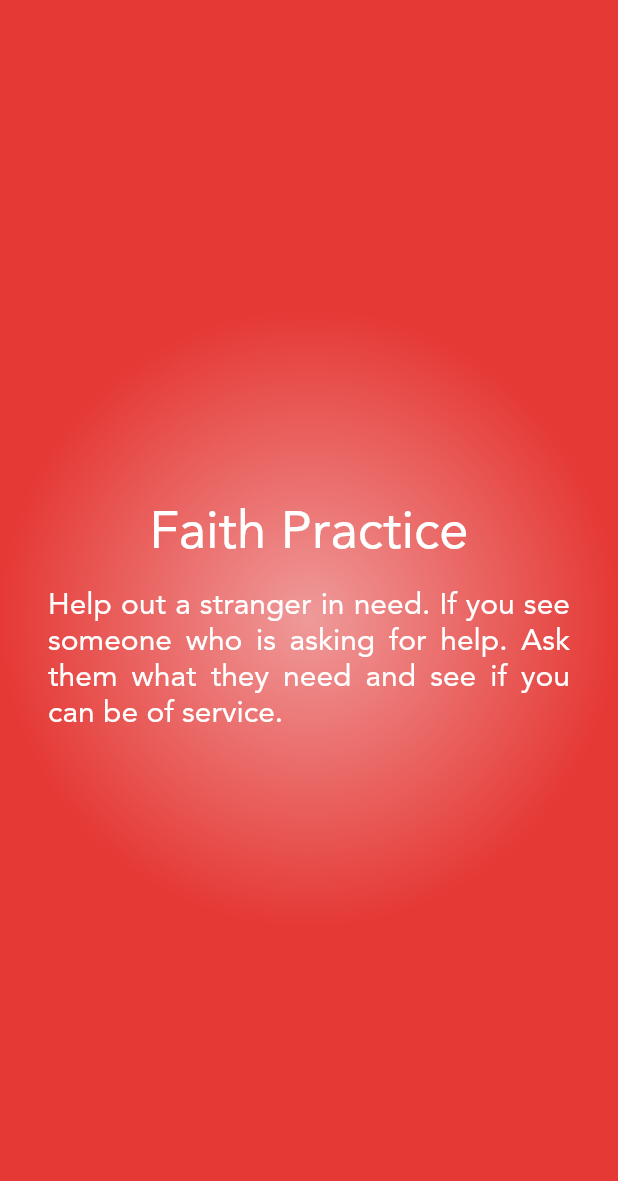
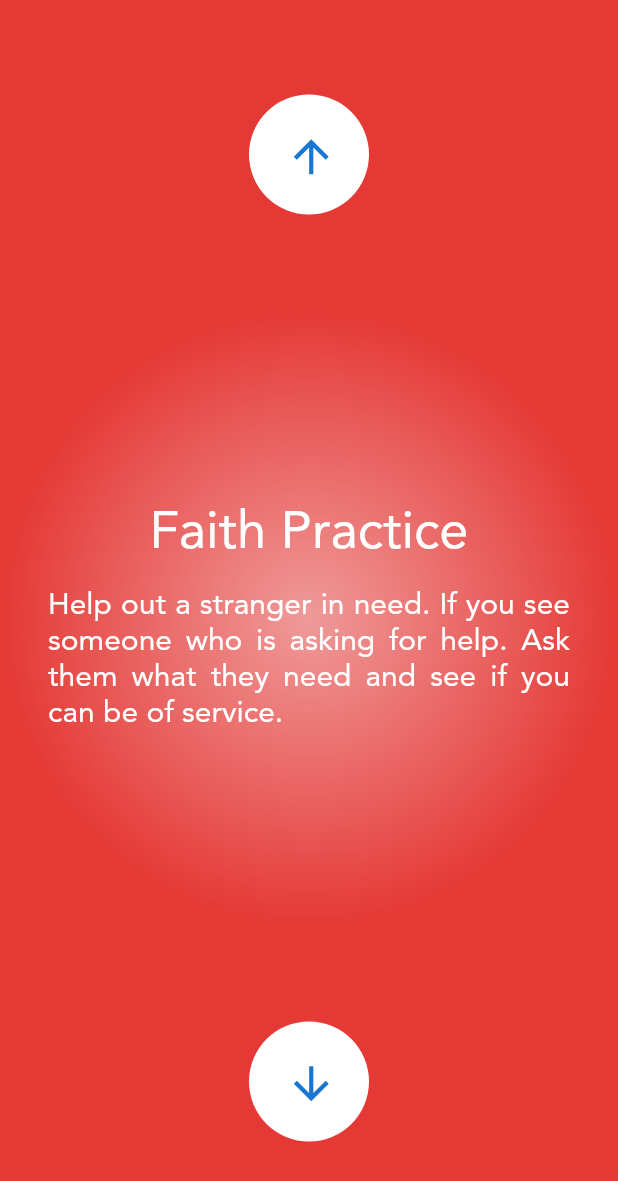
Before and after one commit to heavenya/inspire-flutter, a Flutter app: the screen it shows after launch, on a phone screen of 412 x 824 dp. Shown: the top 1181 px of the screen. Run offline on Flutter 3.47's test engine with Material 2 defaults, Android fonts, the phone set to English and light mode, and no system bars.

Commit message:
Add OnTap to change text Swipe To change Page Icon Change

```diff
--- a/lib/pages/base_screen.dart
+++ b/lib/pages/base_screen.dart
@@ -1,5 +1,5 @@
 import 'package:flutter/material.dart';
-import 'dart:math';
+import 'package:inspire/utilities/globals.dart' as globals;
 
 class BaseScreen extends StatefulWidget {
   @override
@@ -7,47 +7,21 @@ class BaseScreen extends StatefulWidget {
 }
 
 class _BaseScreenState extends State<BaseScreen> {
-  List<Map<String, dynamic>> quotes = [
-    {
-      "title": "Faith Practice",
-      "description":
-          "Help out a stranger in need. If you see someone who is asking for help. Ask them what they need and see if you can be of service.",
-      "color": [
-        Colors.red.shade200,
-        Colors.red.shade600,
-      ],
-    },
-    {
-      "title": "Faith Practice",
-      "description":
-          "When going out to practice a sport that you enjoy try writing down the name of someone you know and to pray for them during your practice",
-      "color": [
-        Colors.blue.shade200,
-        Colors.blue.shade600,
-      ]
-    },
-    {
-      "title": "Faith Practice",
-      "description": "Description 3",
-      "color": [
-        Colors.green.shade200,
-        Colors.green.shade600,
-      ]
-    },
-    {
-      "title": "Faith Pracice",
-      "description": "Description 4",
-      "color": [
-        Colors.purple.shade200,
-        Colors.purple.shade600,
-      ]
+  PageController? _pageController = PageController();
+
+  @override
+  void initState() {
+    _pageController = PageController(initialPage: 0);
+    super.initState();
   }
-  ];
 
-  //Make sure the (#) is the same as the total amount of Faith Practices
-  var i = Random().nextInt(2);
+  @override
+  void dispose() {
+    _pageController?.dispose();
+    super.dispose();
+  }
 
-
+  bool onTapVal = false;
   @override
   Widget build(BuildContext context) {
     return Scaffold(
@@ -55,39 +29,107 @@ class _BaseScreenState extends State<BaseScreen> {
         child: InkWell(
           onTap: () {
             setState(() {
-              if (quotes.length - 1 > i) {
-                i = i + 1;
+              if (globals.quotes.length - 1 > globals.i) {
+                globals.i = globals.i + 1;
+                onTapVal = true;
               } else {
-                i = 0;
+                globals.i = 0;
+                onTapVal = true;
               }
             });
           },
-          child: Container(
+          child: PageView.builder(
+            itemCount: globals.quotes.length,
+            scrollDirection: Axis.vertical,
+            controller: _pageController,
+            itemBuilder: (ctx, index) => Container(
               constraints: BoxConstraints.expand(
                 height: MediaQuery.of(context).size.height,
                 width: MediaQuery.of(context).size.width,
               ),
               padding: EdgeInsets.symmetric(horizontal: 32.0),
               decoration: BoxDecoration(
-              gradient: RadialGradient(colors: quotes[i]["color"]),
+                gradient: RadialGradient(
+                    colors: onTapVal
+                        ? globals.quotes[index]["color"]
+                        : globals.quotes[index]["color"]),
               ),
               child: Column(
                 crossAxisAlignment: CrossAxisAlignment.center,
                 mainAxisAlignment: MainAxisAlignment.center,
                 children: [
-                Text(quotes[i]["title"],
+                  Expanded(
+                    child: CircleAvatar(
+                      radius: 40,
+                      backgroundColor: Colors.white,
+                      child: IconButton(
+                          icon: Icon(
+                            Icons.arrow_upward_outlined,
+                            size: 35,
+                          ),
+                          onPressed: () {
+                            gotoPreviousPage();
+                            setState(() {
+                              onTapVal = false;
+                            });
+                          }),
+                    ),
+                  ),
+                  Expanded(
+                    flex: 2,
+                    child: Column(
+                      mainAxisAlignment: MainAxisAlignment.center,
+                      children: [
+                        Text(
+                            onTapVal
+                                ? globals.quotes[globals.i]["title"]
+                                : globals.quotes[index]["title"],
                             style: Theme.of(context).textTheme.headline6),
                         SizedBox(height: 15.0),
                         Text(
-                  quotes[i]["description"],
+                          onTapVal
+                              ? globals.quotes[globals.i]["description"]
+                              : globals.quotes[index]["description"],
                           textAlign: TextAlign.justify,
+                        ),
+                      ],
+                    ),
+                  ),
+                  Expanded(
+                    child: CircleAvatar(
+                      radius: 40,
+                      backgroundColor: Colors.white,
+                      child: IconButton(
+                        icon: Icon(
+                          Icons.arrow_downward_outlined,
+                          size: 35,
+                        ),
+                        onPressed: () {
+                          setState(() {
+                            onTapVal = false;
+                          });
+                          gotoNextPage();
+                        },
+                      ),
+                    ),
                   )
                 ],
               ),
             ),
           ),
         ),
+      ),
     );
+  }
+
+  gotoNextPage() {
+    _pageController!
+        .nextPage(duration: Duration(milliseconds: 1000), curve: Curves.easeIn);
+  }
+
+  gotoPreviousPage() {
+    _pageController!.previousPage(
+        duration: Duration(milliseconds: 1000), curve: Curves.easeIn);
   }
 }
 
@@ -118,8 +160,8 @@ class ScrollView extends StatelessWidget {
           ],
         ),
       ),
-      bottomNavigationBar: new RaisedButton(
-        onPressed: () => Scrollable.ensureVisible(dataKey.currentContext),
+      bottomNavigationBar: new ElevatedButton(
+        onPressed: () => Scrollable.ensureVisible(dataKey.currentContext!),
         child: new Text("Scroll to data"),
       ),
     );
--- /dev/null
+++ b/lib/utilities/globals.dart
@@ -0,0 +1,44 @@
+library my_prj.globals;
+
+import 'dart:math';
+
+import 'package:flutter/material.dart';
+
+var i = Random().nextInt(2);
+
+List<Map<String, dynamic>> quotes = [
+  {
+    "title": "Faith Practice",
+    "description":
+        "Help out a stranger in need. If you see someone who is asking for help. Ask them what they need and see if you can be of service.",
+    "color": [
+      Colors.red.shade200,
+      Colors.red.shade600,
+    ],
+  },
+  {
+    "title": "Faith Practice",
+    "description":
+        "When going out to practice a sport that you enjoy try writing down the name of someone you know and to pray for them during your practice",
+    "color": [
+      Colors.blue.shade200,
+      Colors.blue.shade600,
+    ]
+  },
+  {
+    "title": "Faith Practice",
+    "description": "Description 3",
+    "color": [
+      Colors.green.shade200,
+      Colors.green.shade600,
+    ]
+  },
+  {
+    "title": "Faith Pracice",
+    "description": "Description 4",
+    "color": [
+      Colors.purple.shade200,
+      Colors.purple.shade600,
+    ]
+  }
+];
```
Also changed, not shown: analysis_options.yaml (deleted, +0 -29 lines), lib/main.dart (+7 -7 lines), 22 other files. Lines whose indentation alone changed are shown as unchanged.
